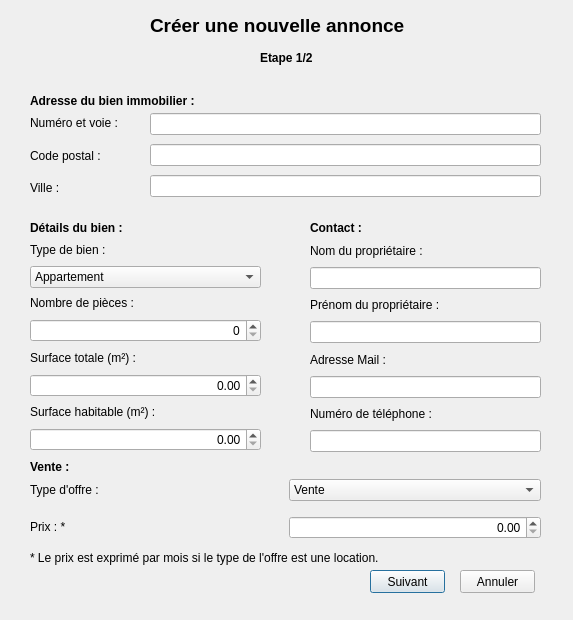
First picture: the form in dialognewA.ui, repository Kodstok/QtProjet, before the edit.
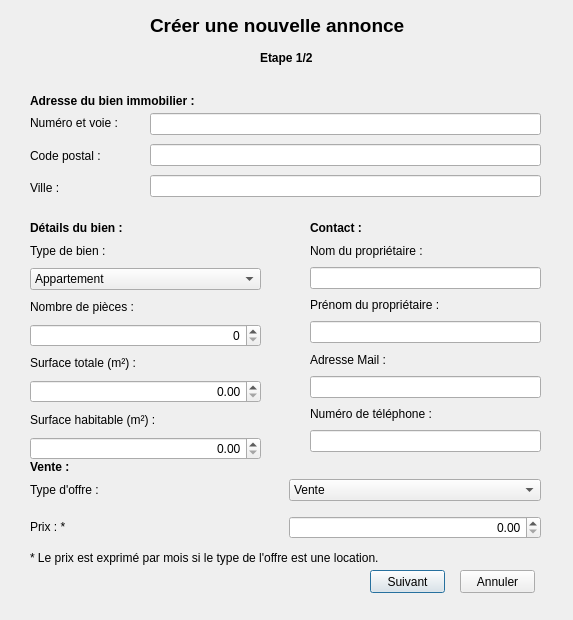
Second picture: the form after the edit.

What changed in the file:
```diff
--- a/dialognewA.ui
+++ b/dialognewA.ui
@@ -198,7 +198,7 @@
      <x>30</x>
      <y>240</y>
      <width>231</width>
-     <height>211</height>
+     <height>220</height>
     </rect>
    </property>
    <layout class="QVBoxLayout" name="verticalLayout_2">
```
Left out of the diff: 2 changed lines with no effect on the pictures.
